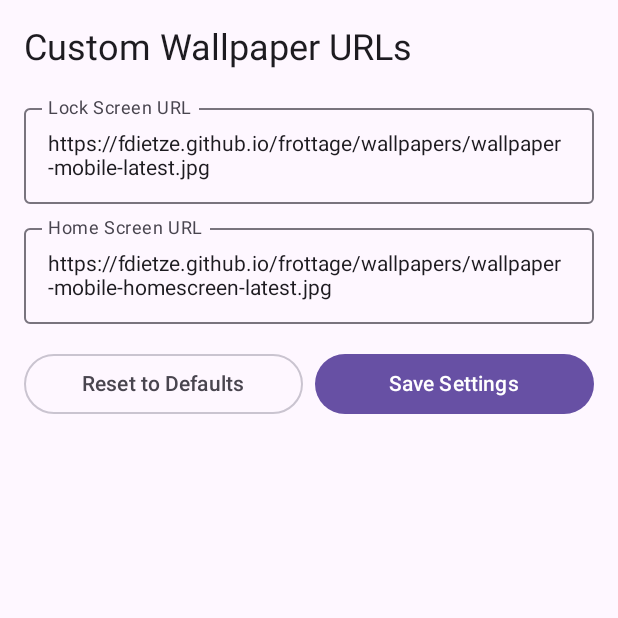
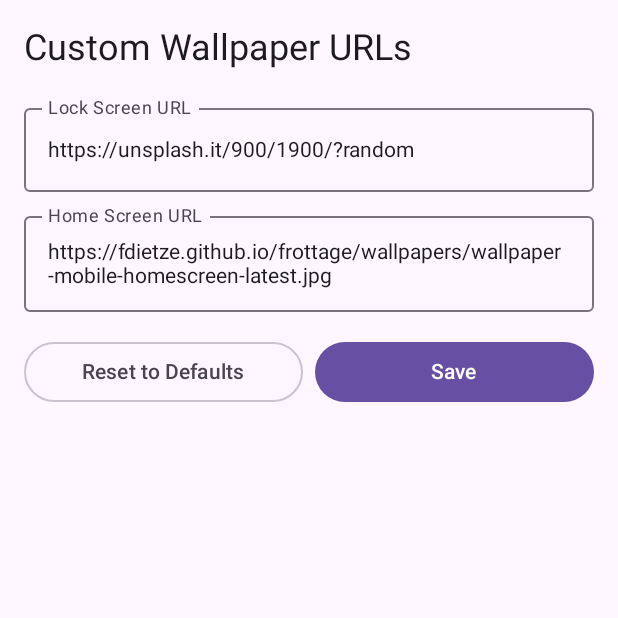
Before and after one commit to fdietze/frottage-android, an Android app built with Jetpack Compose: the composable SettingsScreen shown on its own in the app's theme, after a tap on "Reset to Defaults", on a phone screen of 412 x 824 dp, the top half of it. Run offline under Robolectric (Android 15) with nearby library versions, the phone set to English and light mode, and no system bars; 1 statement that could not run was skipped.

Commit message:
set wallpaper after saving settings, simpler reset

```diff
--- a/app/src/main/kotlin/com/frottage/Constants.kt
+++ b/app/src/main/kotlin/com/frottage/Constants.kt
@@ -5,7 +5,7 @@ import java.util.TimeZone
 object Constants {
     val WALLPAPER_UPDATE_HOURS_UTC = listOf(1, 7, 13, 19)
     val UTC_TIMEZONE: TimeZone = TimeZone.getTimeZone("UTC")
-    const val DEFAULT_LOCK_SCREEN_WALLPAPER_URL: String = "https://fdietze.github.io/frottage/wallpapers/wallpaper-mobile-latest.jpg"
+    const val DEFAULT_LOCK_SCREEN_WALLPAPER_URL: String = "https://unsplash.it/900/1900/?random"
     const val DEFAULT_HOME_SCREEN_WALLPAPER_URL: String = "https://fdietze.github.io/frottage/wallpapers/wallpaper-mobile-homescreen-latest.jpg"
     const val PROMPT_URL: String = "https://fdietze.github.io/frottage/wallpapers/mobile.json"
 }
--- a/app/src/main/kotlin/com/frottage/SettingsScreen.kt
+++ b/app/src/main/kotlin/com/frottage/SettingsScreen.kt
@@ -45,9 +45,6 @@ fun SettingsScreen(onSettingsSaved: () -> Unit) {
                 onClick = {
                     lockScreenUrl = Constants.DEFAULT_LOCK_SCREEN_WALLPAPER_URL
                     homeScreenUrl = Constants.DEFAULT_HOME_SCREEN_WALLPAPER_URL
-                    SettingsManager.setLockScreenUrl(context, lockScreenUrl)
-                    SettingsManager.setHomeScreenUrl(context, homeScreenUrl)
-                    onSettingsSaved()
                 },
                 modifier = Modifier.weight(1f),
             ) {
@@ -62,7 +59,7 @@ fun SettingsScreen(onSettingsSaved: () -> Unit) {
                 },
                 modifier = Modifier.weight(1f),
             ) {
-                Text("Save Settings")
+                Text("Save")
             }
         }
     }
```
Also changed, not shown: app/src/main/kotlin/com/frottage/MainActivity.kt (+18 -0 lines).
